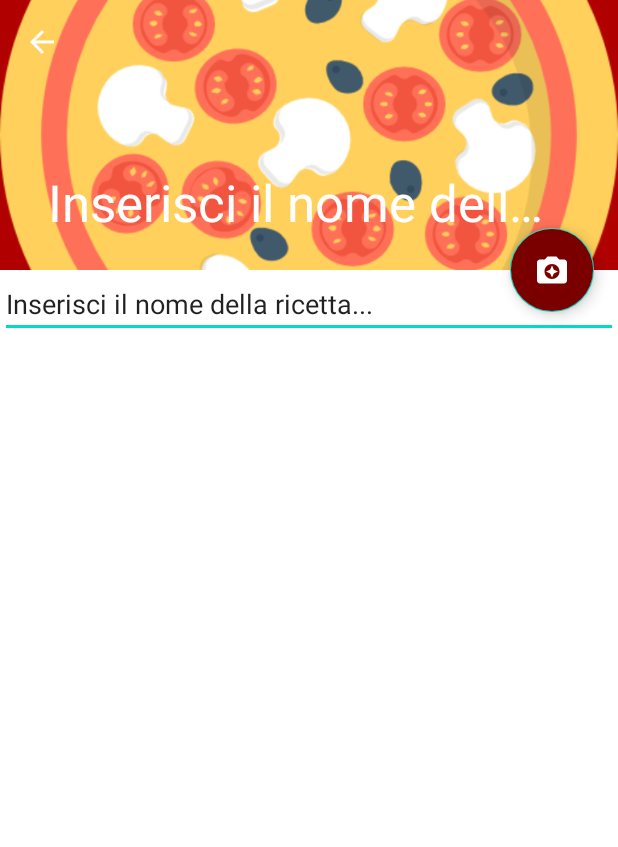
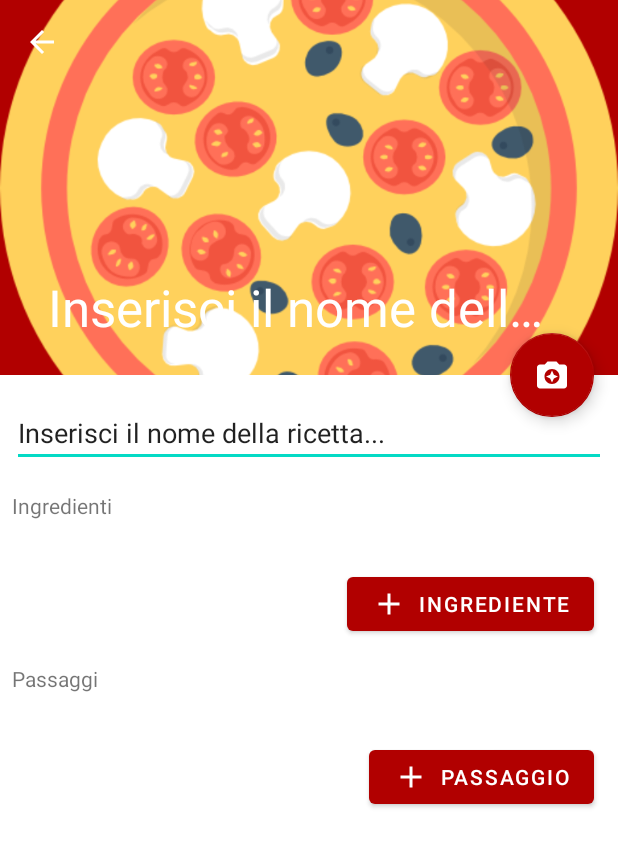
Before and after one commit to SpykeyRev/KnifeAndSpoon, an Android app: the InsertRicettaActivity screen opened directly, with no data from a screen before it, on a phone screen of 412 x 824 dp. Shown: the top 847 px of the screen. Run offline under Robolectric (Android 15) with nearby library versions, the phone set to English and light mode, and no system bars.

Commit message:
Small Ui Improvements

```diff
--- a/app/src/main/res/layout/activity_insert_ricetta.xml
+++ b/app/src/main/res/layout/activity_insert_ricetta.xml
@@ -49,7 +49,7 @@
         android:layout_width="wrap_content"
         android:layout_height="wrap_content"
         android:layout_margin="@dimen/fab_margin"
-        android:backgroundTint="@color/colorPrimaryDark"
+        app:backgroundTint="@color/colorPrimary"
         app:layout_anchor="@id/app_bar"
         app:layout_anchorGravity="bottom|end"
         app:srcCompat="@drawable/ic_camera_enhance_black_24dp"
--- a/app/src/main/res/layout/activity_main.xml
+++ b/app/src/main/res/layout/activity_main.xml
@@ -110,6 +110,7 @@
                 android:id="@+id/home_image_slider"
                 android:layout_width="wrap_content"
                 android:layout_height="300dp"
+                android:layout_margin="16dp"
                 app:auto_cycle="true"
                 app:corner_radius="20"
                 app:delay="0"
--- a/app/src/main/res/layout/content_insert_ricetta.xml
+++ b/app/src/main/res/layout/content_insert_ricetta.xml
@@ -19,6 +19,65 @@
             android:layout_height="wrap_content"
             android:ems="10"
             android:inputType="textPersonName"
+            android:layout_marginLeft="8dp"
+            android:layout_marginRight="8dp"
+            android:layout_marginBottom="16dp"
+            android:layout_marginTop="16dp"
             android:text="@string/title_activity_insert_ricetta" />
+
+        <TextView
+            android:id="@+id/textView6"
+            android:layout_width="match_parent"
+            android:layout_height="wrap_content"
+            android:layout_marginLeft="8dp"
+            android:layout_marginRight="8dp"
+            android:layout_marginBottom="16dp"
+            android:text="@string/ingredienti"/>
+
+        <LinearLayout
+            android:id="@+id/listIngredienti"
+            android:layout_width="match_parent"
+            android:layout_height="wrap_content"
+            android:layout_marginLeft="8dp"
+            android:layout_marginRight="8dp"
+            android:orientation="vertical"/>
+
+        <Button
+            android:id="@+id/addIngrediente"
+            android:layout_width="wrap_content"
+            android:layout_height="wrap_content"
+            android:text="@string/ingrediente"
+            android:layout_gravity="end"
+            android:layout_margin="16dp"
+            android:drawableLeft="@drawable/ic_add_black_24dp"
+            />
+
+        <TextView
+            android:id="@+id/textView7"
+            android:layout_width="match_parent"
+            android:layout_height="wrap_content"
+            android:layout_marginBottom="16dp"
+            android:layout_marginLeft="8dp"
+            android:layout_marginRight="8dp"
+            android:text="@string/passaggi"/>
+
+        <LinearLayout
+            android:id="@+id/listPassaggi"
+            android:layout_width="match_parent"
+            android:layout_height="wrap_content"
+            android:layout_marginLeft="8dp"
+            android:layout_marginRight="8dp"
+            android:orientation="vertical"></LinearLayout>
+
+        <Button
+            android:id="@+id/addPassaggio"
+            android:layout_width="wrap_content"
+            android:layout_height="wrap_content"
+            android:text="@string/passaggio"
+            android:layout_gravity="end"
+            android:layout_margin="16dp"
+            android:drawableLeft="@drawable/ic_add_black_24dp"
+            />
+
     </LinearLayout>
 </androidx.core.widget.NestedScrollView>
--- a/app/src/main/res/values/dimens.xml
+++ b/app/src/main/res/values/dimens.xml
@@ -3,7 +3,7 @@
     <dimen name="standard_55">55dp</dimen>
     <dimen name="standard_105">105dp</dimen>
     <dimen name="standard_155">155dp</dimen>
-    <dimen name="app_bar_height">180dp</dimen>
+    <dimen name="app_bar_height">250dp</dimen>
     <dimen name="fab_margin">16dp</dimen>
     <dimen name="text_margin">16dp</dimen>
 </resources>
--- a/app/src/main/res/values/strings.xml
+++ b/app/src/main/res/values/strings.xml
@@ -15,6 +15,11 @@
     <string name="settings">Impostazioni</string>
     <string name="menu">Menu</string>
     <string name="insert_foto">Inserisci una foto del piatto</string>
+
+    <string name="ingredienti">Ingredienti</string>
+    <string name="passaggi">Passaggi</string>
+    <string name="ingrediente">Ingrediente</string>
+    <string name="passaggio">Passaggio</string>
 
     <string name="error_empty_name">Il tuo nome è vuoto. Per favore, inserisci un nome.</string>
     <string name="error_name_space">Controlla il tuo nome, ci sono degli spazi dove non dovrebbero esserci.</string>
```
